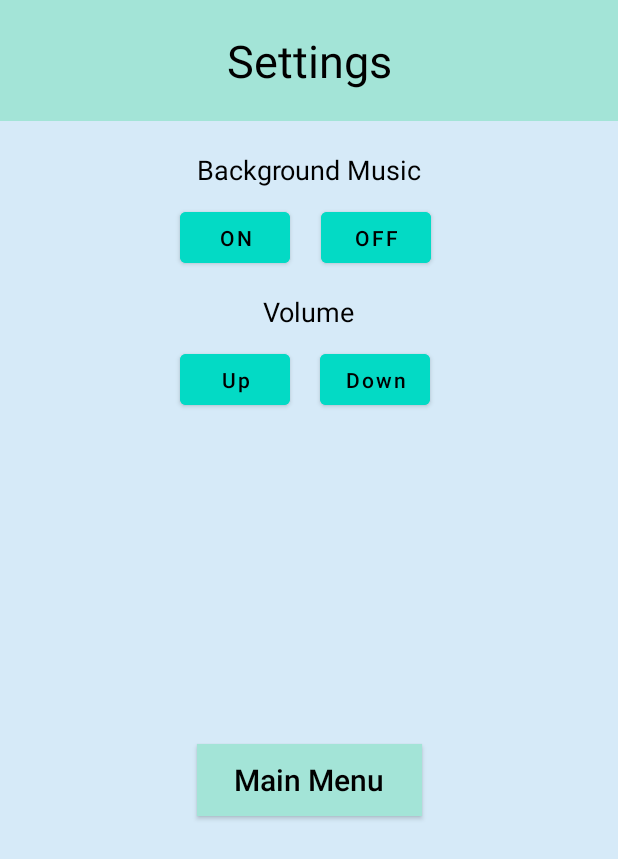
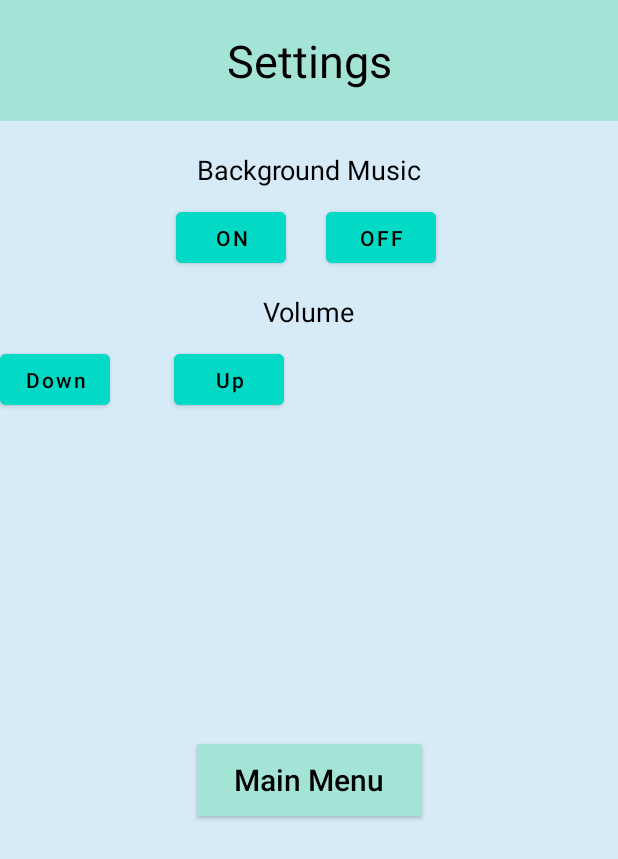
Before and after one commit to SA53-Team-7/MatchingGame, an Android app: the Settings screen opened directly, with no data from a screen before it, on a phone screen of 412 x 824 dp. Shown: the top 859 px of the screen. Run offline under Robolectric (Android 15) with nearby library versions, the phone set to English and light mode, and no system bars; 1 statement that could not run was skipped.

Commit message:
Update activity_settings.xml

```diff
--- a/app/src/main/res/layout/activity_settings.xml
+++ b/app/src/main/res/layout/activity_settings.xml
@@ -39,7 +39,7 @@
         android:id="@+id/musicOn"
         android:layout_width="73dp"
         android:layout_height="34dp"
-        android:layout_marginStart="120dp"
+        android:layout_marginStart="117dp"
         android:layout_marginTop="16dp"
         android:backgroundTint="@color/teal_200"
         android:insetTop="0dp"
@@ -67,7 +67,7 @@
         android:textColor="@color/black"
         android:textSize="14sp"
         app:layout_constraintEnd_toEndOf="parent"
-        app:layout_constraintHorizontal_bias="0.143"
+        app:layout_constraintHorizontal_bias="0.18"
         app:layout_constraintLeft_toRightOf="@id/musicOn"
         app:layout_constraintStart_toEndOf="@+id/musicOn"
         app:layout_constraintTop_toBottomOf="@id/backgroundMusic"
@@ -91,7 +91,7 @@
         android:id="@+id/volumeUp"
         android:layout_width="73dp"
         android:layout_height="34dp"
-        android:layout_marginLeft="120dp"
+        android:layout_marginLeft="116dp"
         android:layout_marginTop="16dp"
         android:backgroundTint="@color/teal_200"
         android:insetTop="0dp"
@@ -108,7 +108,6 @@
         android:id="@+id/volumeDown"
         android:layout_width="73dp"
         android:layout_height="34dp"
-        android:layout_marginLeft="20dp"
         android:layout_marginTop="16dp"
         android:backgroundTint="@color/teal_200"
         android:insetTop="0dp"
@@ -117,9 +116,9 @@
         android:textAllCaps="false"
         android:textColor="@color/black"
         android:textSize="14sp"
-        app:layout_constraintLeft_toRightOf="@id/volumeUp"
         app:layout_constraintTop_toBottomOf="@id/volume"
-        tools:ignore="MissingConstraints" />
+        tools:ignore="MissingConstraints"
+        tools:layout_editor_absoluteX="217dp" />
 
     <androidx.appcompat.widget.AppCompatButton
         android:id="@+id/settingHome"
```
